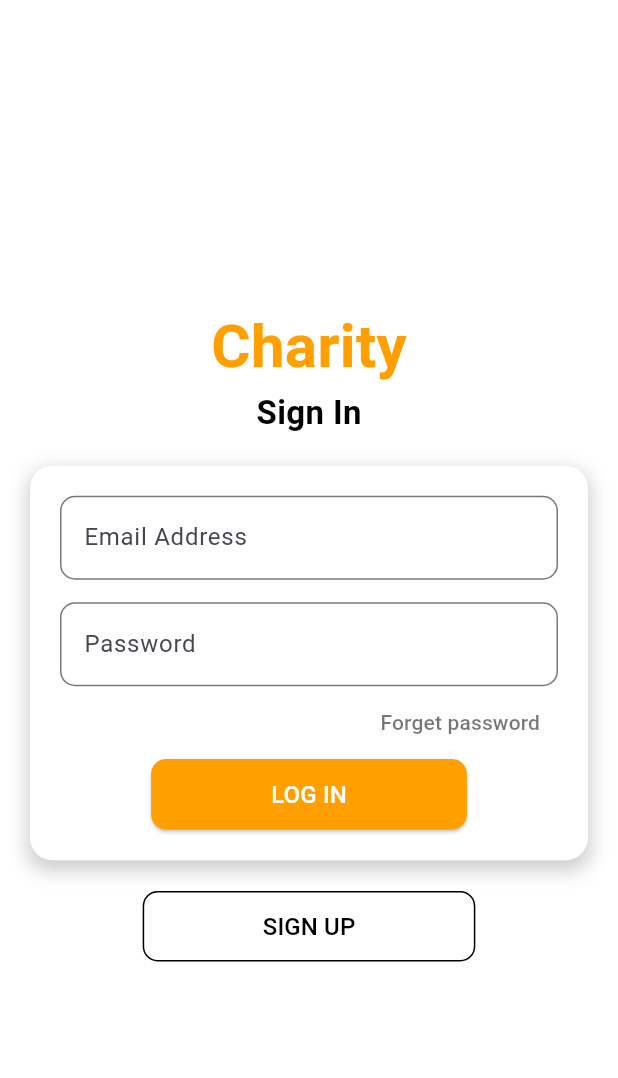
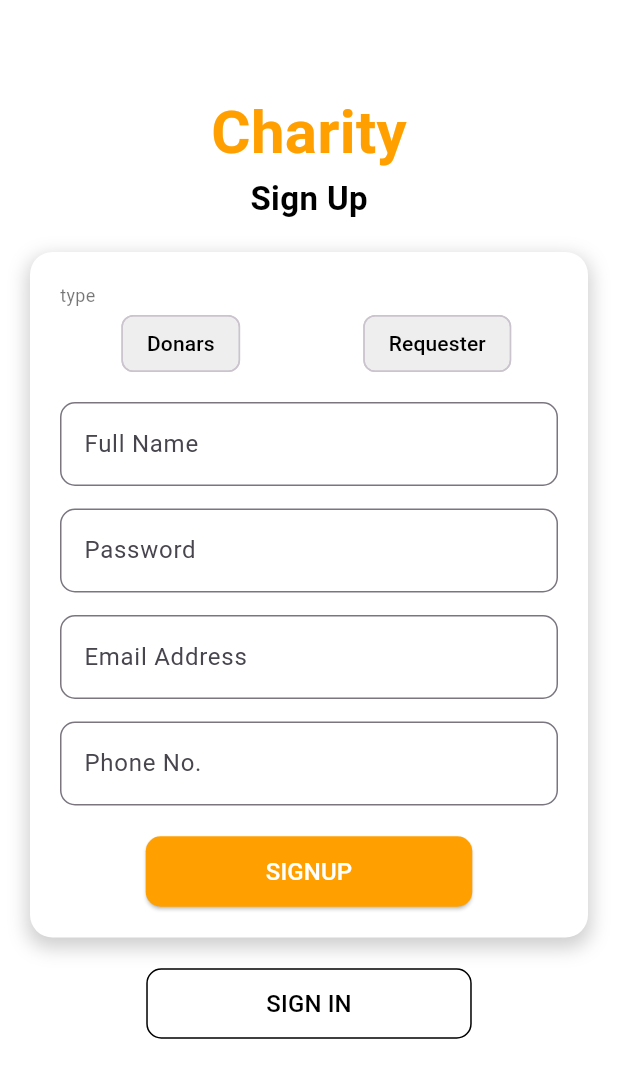
Before and after one commit to Qamar80/charity_app, a Flutter app: the screen it shows after launch, after a tap on "SIGN UP", on a phone screen of 412 x 824 dp. Shown: the top 1078 px of the screen. Run offline on Flutter 3.47's test engine with Material 3 defaults, Android fonts, the phone set to English and light mode, and no system bars.

Commit message:
I am create a signup_screen.dart  for my app.

```diff
--- a/lib/authentication/login_screen.dart
+++ b/lib/authentication/login_screen.dart
@@ -1,3 +1,4 @@
+import 'package:charity_app/authentication/signup_screen.dart';
 import 'package:flutter/material.dart';
 
 
@@ -138,10 +139,10 @@ class LoginScreen extends StatelessWidget {
                     side: const BorderSide(color: Colors.black),
                   ),
                   onPressed: () {
-                 /*   Navigator.push(
+                    Navigator.push(
                       context,
-                      MaterialPageRoute(builder: (context) => const SignUpPage()),
-                    );*/
+                      MaterialPageRoute(builder: (context) => const SignupScreen()),
+                    );
 
                   },
                   child: const Text(
--- /dev/null
+++ b/lib/authentication/signup_screen.dart
@@ -0,0 +1,249 @@
+import 'package:flutter/material.dart';
+
+
+class SignupScreen extends StatefulWidget {
+  const SignupScreen({super.key});
+
+  @override
+  State<SignupScreen> createState() => _SignupScreenState();
+}
+
+class _SignupScreenState extends State<SignupScreen> {
+  String? selectedUserType;
+
+  @override
+  Widget build(BuildContext context) {
+    return Scaffold(
+      backgroundColor: Colors.white,
+      body: SingleChildScrollView(
+        child: Center(
+          child: Padding(
+            padding: const EdgeInsets.symmetric(horizontal: 20),
+            child: Column(
+              mainAxisAlignment: MainAxisAlignment.center,
+              children: [
+                const SizedBox(height: 60),
+
+
+                // Charity Text (Yellow)
+                Text(
+                  "Charity",
+                  style: TextStyle(
+                    fontSize: 40,
+                    fontWeight: FontWeight.bold,
+                    color: Colors.amber[700],
+                  ),
+                ),
+
+                // Sign Up Text (Black)
+                const Text(
+                  "Sign Up",
+                  style: TextStyle(
+                    fontSize: 22,
+                    fontWeight: FontWeight.bold,
+                    color: Colors.black,
+                  ),
+                ),
+
+
+        const SizedBox(height: 20,),
+                // Stack for Side Lines & Signup Card
+                Stack(
+                  alignment: Alignment.center,
+                  children: [
+                    // Signup Card
+                    Container(
+                      padding: const EdgeInsets.all(20),
+                      decoration: BoxDecoration(
+                        color: Colors.white,
+                        borderRadius: BorderRadius.circular(15),
+                        boxShadow: [
+                          BoxShadow(
+                            color: Colors.grey.withOpacity(0.5),
+                            blurRadius: 10,
+                            spreadRadius: 2,
+                            offset: const Offset(0, 5),
+                          ),
+                        ],
+                      ),
+                      child: Column(
+                        mainAxisSize: MainAxisSize.min,
+                        children: [
+                          // User Type Selection
+                          Column(
+                            crossAxisAlignment: CrossAxisAlignment.start,
+                            children: [
+                              const Text(
+                                "type",
+                                style: TextStyle(
+                                  color: Colors.black54,
+                                  fontSize: 12,
+                                ),
+                              ),
+                              Row(
+                                children: [
+                                  Expanded(
+                                    child: ChoiceChip(
+                                      label: const Text("Donars"),
+                                      selected: selectedUserType == "Donars",
+                                      onSelected: (bool selected) {
+                                        setState(() {
+                                          selectedUserType = selected ? "Donars" : null;
+                                        });
+                                      },
+                                      backgroundColor: Colors.grey[200],
+                                      selectedColor: Colors.amber[700],
+                                      labelStyle: TextStyle(
+                                        color: selectedUserType == "Donars"
+                                            ? Colors.white
+                                            : Colors.black,
+                                      ),
+                                    ),
+                                  ),
+                                  const SizedBox(width: 10),
+                                  Expanded(
+                                    child: ChoiceChip(
+                                      label: const Text("Requester"),
+                                      selected: selectedUserType == "Requester",
+                                    /*  onSelected: (bool selected) {
+                                        setState(() {
+                                          selectedUserType = selected ? "Requester" : null;
+                                        });
+                                      },*/
+                                      // In SignUpPage's Requester ChoiceChip:
+                                      onSelected: (bool selected) {
+                                        setState(() {
+                                          selectedUserType = selected ? "Requester" : null;
+                                        });
+                                        if (selected) {
+                                       /*   Navigator.push(
+                                            context,
+                                            MaterialPageRoute(
+                                                builder: (context) => const BecomeRequesterPage()),
+                                          );*/
+                                        }
+                                      },
+
+                                      backgroundColor: Colors.grey[200],
+                                      selectedColor: Colors.amber[700],
+                                      labelStyle: TextStyle(
+                                        color: selectedUserType == "Requester"
+                                            ? Colors.white
+                                            : Colors.black,
+                                      ),
+                                    ),
+                                  ),
+                                ],
+                              ),
+                            ],
+                          ),
+
+                          const SizedBox(height: 15),
+
+                          // Full Name TextField
+                          TextField(
+                            decoration: InputDecoration(
+                              labelText: "Full Name",
+                              hintText: "Enter Full Name",
+                              border: OutlineInputBorder(
+                                borderRadius: BorderRadius.circular(10),
+                              ),
+                            ),
+                          ),
+
+                          const SizedBox(height: 15),
+
+                          // Password TextField
+                          TextField(
+                            obscureText: true,
+                            decoration: InputDecoration(
+                              labelText: "Password",
+                              hintText: "Enter Password",
+                              border: OutlineInputBorder(
+                                borderRadius: BorderRadius.circular(10),
+                              ),
+                            ),
+                          ),
+
+                          const SizedBox(height: 15),
+
+                          // Email TextField
+                          TextField(
+                            decoration: InputDecoration(
+                              labelText: "Email Address",
+                              hintText: "Enter email Address",
+                              border: OutlineInputBorder(
+                                borderRadius: BorderRadius.circular(10),
+                              ),
+                            ),
+                          ),
+
+                          const SizedBox(height: 15),
+
+                          // Phone TextField
+                          TextField(
+                            keyboardType: TextInputType.phone,
+                            decoration: InputDecoration(
+                              labelText: "Phone No.",
+                              hintText: "Enter Phone No.",
+                              border: OutlineInputBorder(
+                                borderRadius: BorderRadius.circular(10),
+                              ),
+                            ),
+                          ),
+
+                          const SizedBox(height: 20),
+
+                          // Sign Up Button
+                          ElevatedButton(
+                            style: ElevatedButton.styleFrom(
+                              backgroundColor: Colors.amber[700],
+                              padding: const EdgeInsets.symmetric(
+                                  vertical: 12, horizontal: 80),
+                              shape: RoundedRectangleBorder(
+                                borderRadius: BorderRadius.circular(10),
+                              ),
+                            ),
+                            onPressed: () {
+                              // Sign Up functionality
+                            },
+                            child: const Text(
+                              "SIGNUP",
+                              style: TextStyle(
+                                  color: Colors.white, fontSize: 16),
+                            ),
+                          ),
+                        ],
+                      ),
+                    ),
+                  ],
+                ),
+
+                const SizedBox(height: 20),
+
+                // Sign In Button
+                OutlinedButton(
+                  style: OutlinedButton.styleFrom(
+                    padding: const EdgeInsets.symmetric(
+                        vertical: 12, horizontal: 80),
+                    shape: RoundedRectangleBorder(
+                      borderRadius: BorderRadius.circular(10),
+                    ),
+                    side: const BorderSide(color: Colors.black),
+                  ),
+                  onPressed: () {
+                    Navigator.pop(context); // Go back to login
+                  },
+                  child: const Text(
+                    "SIGN IN",
+                    style: TextStyle(color: Colors.black, fontSize: 16),
+                  ),
+                ),
+              ],
+            ),
+          ),
+        ),
+      ),
+    );
+  }
+}
```
